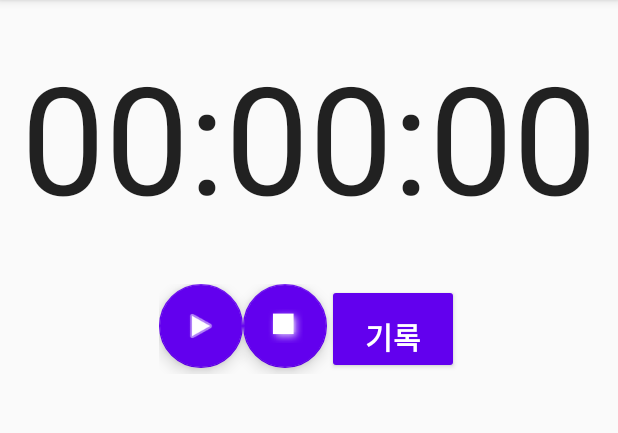
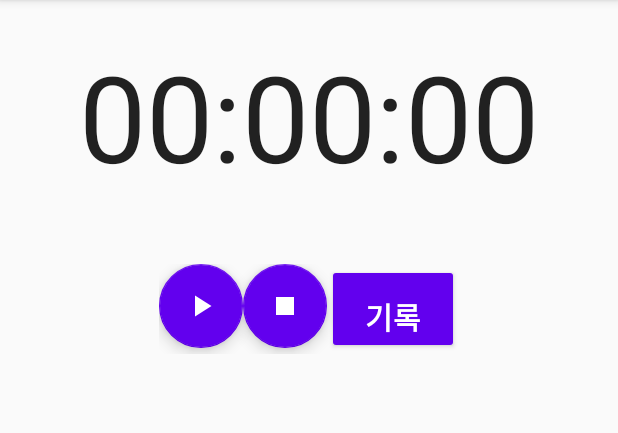
Before and after one commit to eogud7126/Timer, an Android app: the screen it shows after launch (MainActivity), on a phone screen of 412 x 824 dp, the part 84-517 px from its top. Run offline under Robolectric (Android 15) with nearby library versions, the phone set to English and light mode, and no system bars.

Commit message:
기본 기능 세팅(start, pause, stop)

```diff
--- /dev/null
+++ b/app/src/main/res/drawable/ic_pause_black_24dp.xml
@@ -0,0 +1,9 @@
+<vector xmlns:android="http://schemas.android.com/apk/res/android"
+        android:width="24dp"
+        android:height="24dp"
+        android:viewportWidth="24.0"
+        android:viewportHeight="24.0">
+    <path
+        android:fillColor="#FF000000"
+        android:pathData="M6,19h4L10,5L6,5v14zM14,5v14h4L18,5h-4z"/>
+</vector>
--- /dev/null
+++ b/app/src/main/res/drawable/ic_play_arrow_black_24dp.xml
@@ -0,0 +1,9 @@
+<vector xmlns:android="http://schemas.android.com/apk/res/android"
+        android:width="24dp"
+        android:height="24dp"
+        android:viewportWidth="24.0"
+        android:viewportHeight="24.0">
+    <path
+        android:fillColor="#FF000000"
+        android:pathData="M8,5v14l11,-7z"/>
+</vector>
--- /dev/null
+++ b/app/src/main/res/drawable/ic_stop_black_24dp.xml
@@ -0,0 +1,9 @@
+<vector xmlns:android="http://schemas.android.com/apk/res/android"
+        android:width="24dp"
+        android:height="24dp"
+        android:viewportWidth="24.0"
+        android:viewportHeight="24.0">
+    <path
+        android:fillColor="#FF000000"
+        android:pathData="M6,6h12v12H6z"/>
+</vector>
--- a/app/src/main/res/layout/activity_main.xml
+++ b/app/src/main/res/layout/activity_main.xml
@@ -23,7 +23,7 @@
             android:layout_height="wrap_content"
             android:text="@string/zero"
             android:textAppearance="@style/TextAppearance.AppCompat.Large"
-            android:textSize="100sp"
+            android:textSize="80sp"
             app:layout_constraintBottom_toBottomOf="parent"
             app:layout_constraintHorizontal_bias="0.225"
             app:layout_constraintLeft_toLeftOf="parent"
@@ -36,12 +36,12 @@
             android:layout_height="120dp"
             android:text="@string/dotdot"
             android:textAppearance="@style/TextAppearance.AppCompat.Large"
-            android:textSize="100sp"
+            android:textSize="80sp"
             app:layout_constraintBottom_toBottomOf="parent"
             app:layout_constraintHorizontal_bias="0.465"
             app:layout_constraintLeft_toLeftOf="parent"
             app:layout_constraintRight_toRightOf="parent"
-            app:layout_constraintTop_toTopOf="parent"/>
+            app:layout_constraintTop_toTopOf="parent" />
 
         <TextView
             android:id="@+id/secTv"
@@ -49,7 +49,7 @@
             android:layout_height="wrap_content"
             android:text="@string/zero"
             android:textAppearance="@style/TextAppearance.AppCompat.Large"
-            android:textSize="100sp"
+            android:textSize="80sp"
             app:layout_constraintBottom_toBottomOf="parent"
             app:layout_constraintHorizontal_bias="0.225"
             app:layout_constraintLeft_toLeftOf="parent"
@@ -63,7 +63,7 @@
             android:layout_height="120dp"
             android:text="@string/dotdot"
             android:textAppearance="@style/TextAppearance.AppCompat.Large"
-            android:textSize="100sp"
+            android:textSize="80sp"
             app:layout_constraintBottom_toBottomOf="parent"
             app:layout_constraintHorizontal_bias="0.465"
             app:layout_constraintLeft_toLeftOf="parent"
@@ -77,7 +77,7 @@
             android:layout_height="wrap_content"
             android:text="@string/zero"
             android:textAppearance="@style/TextAppearance.AppCompat.Large"
-            android:textSize="100sp"
+            android:textSize="80sp"
             app:layout_constraintBottom_toBottomOf="parent"
             app:layout_constraintHorizontal_bias="0.728"
             app:layout_constraintLeft_toLeftOf="parent"
@@ -103,13 +103,13 @@
             android:layout_width="wrap_content"
             android:layout_height="wrap_content"
             android:clickable="true"
+            android:focusable="true"
             android:tint="@android:color/white"
             app:backgroundTint="@color/colorPrimary"
             app:layout_constraintBottom_toBottomOf="parent"
             app:layout_constraintEnd_toEndOf="parent"
             app:layout_constraintStart_toStartOf="parent"
-            app:srcCompat="@android:drawable/ic_media_play"
-            android:focusable="true" />
+            app:srcCompat="@drawable/ic_play_arrow_black_24dp" />
 
         <com.google.android.material.floatingactionbutton.FloatingActionButton
             android:id="@+id/refreshFAB"
@@ -120,7 +120,7 @@
             app:backgroundTint="@color/colorPrimary"
             app:layout_constraintBottom_toBottomOf="parent"
             app:layout_constraintStart_toStartOf="parent"
-            app:srcCompat="@android:drawable/picture_frame"
+            app:srcCompat="@drawable/ic_stop_black_24dp"
             android:focusable="true" />
 
         <Button
```
Also changed, not shown: app/src/main/java/com/example/myapplication/MainActivity.kt (+70 -0 lines).
